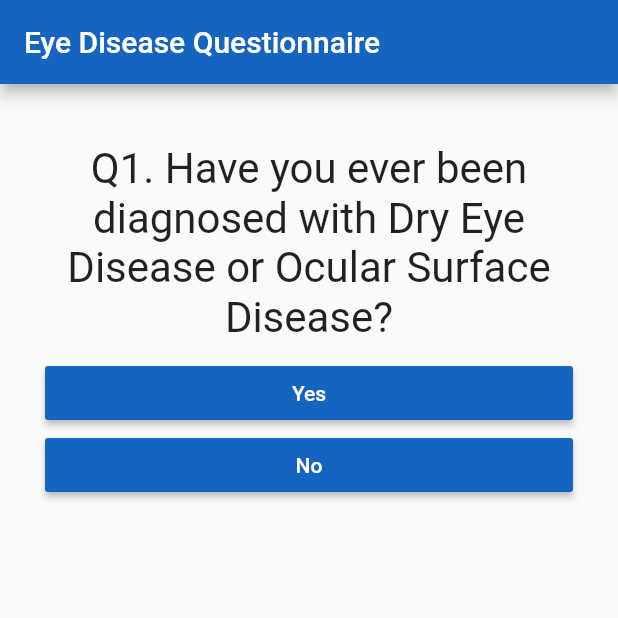
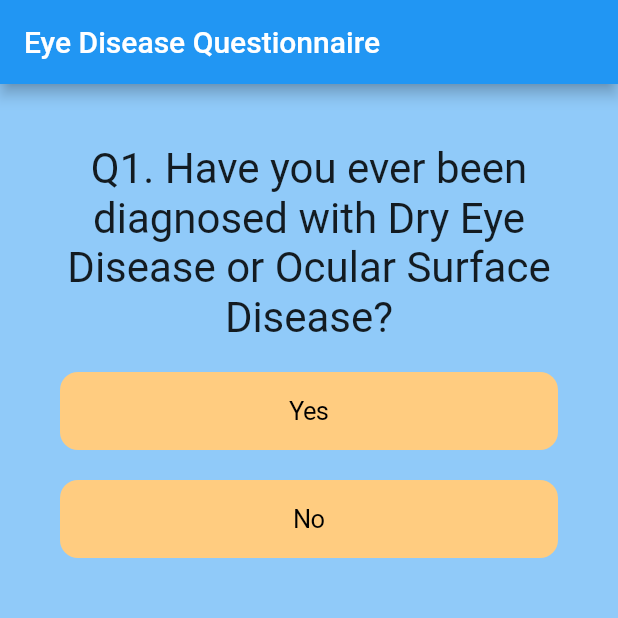
Before and after one commit to raghavansus/FinalOrionHacks, a Flutter app: the screen it shows after launch, after a tap on the "remove red eye" icon, on a phone screen of 412 x 824 dp, the top half of it. Run offline on Flutter 3.47's test engine with Material 2 defaults, Android fonts, the phone set to English and light mode, and no system bars.

Commit message:
adsad again 2

```diff
--- a/lib/Eyes.dart
+++ b/lib/Eyes.dart
@@ -108,9 +108,20 @@ class skinpage extends State<StatefulWidget> {
       home: Scaffold(
         appBar: AppBar(
           title: Text('Eye Disease Questionnaire'),
-          backgroundColor: Colors.blue[800],
+          backgroundColor: Colors.blue,
         ),
-        body: Padding(
+        body: Container(
+          decoration: BoxDecoration(
+            color: Color(0xFF90CAF9),
+            // gradient: LinearGradient(
+            //     begin: Alignment.topLeft, end: Alignment.bottomRight,
+            //     // 0xFFF57C00 <- darker orange used for the icon ones
+            //     // Colors.blue <- darker blue used for the icon ones
+            //     //FF90CAF9 <- light blue
+            //     //FFFFCC80 <- light orange
+            //     colors: [const Color(0xFF90CAF9), const Color(0xFFFFCC80)]),
+          ),
+          child: Padding(
             padding: const EdgeInsets.all(30.0),
             child: _questionIndex < _questions.length
                 ? Quiz(
@@ -119,6 +130,7 @@ class skinpage extends State<StatefulWidget> {
               questions: _questions,
             ) //Quiz
                 : Result(_totalScore, _resetQuiz),
+          ),
         ), //Padding
       ), //Scaffold
       debugShowCheckedModeBanner: false,
@@ -197,14 +209,28 @@ class Answer extends StatelessWidget {
   @override
   Widget build(BuildContext context) {
     return Container(
+
+
       width: double.infinity,
-      child: RaisedButton(
-        color: Colors.blue[800],
-        textColor: Colors.white,
-        child: Text(answerText),
+      child: Container(
+        margin: EdgeInsets.all(10),
+        child: CupertinoButton(
+          //const Color(0xFFFFCC80)
+          color: Color(0xFFFFCC80),
+          // textColor: Colors.black,
+          child: Text(
+              answerText,
+              style: TextStyle(
+                  color: Colors.black
+              )
+          ),
           onPressed: selectHandler,
-      ), //RaisedButton
-    ); //Container
+        ),
+      ),
+
+    );
+
+    //Container
   }
 }
 
```
Lines whose indentation alone changed are shown as unchanged.
